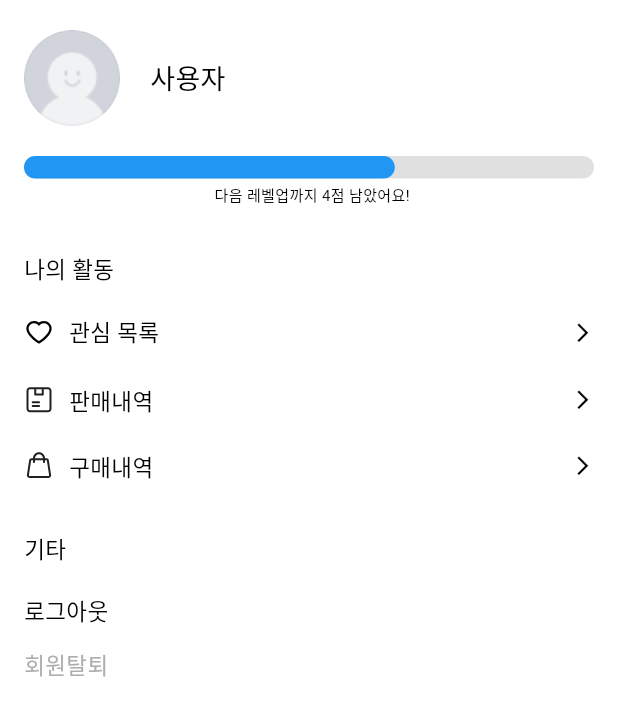
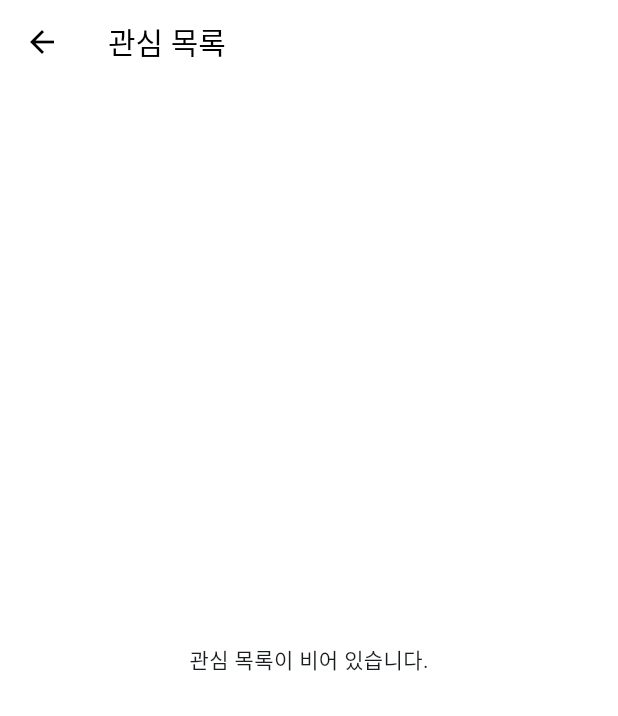
Before and after one commit to gdsc-ssu/anbd-app, a Flutter app: the MyPageScreen screen opened by its route, after a tap on "관심 목록", on a phone screen of 412 x 824 dp. Shown: the top 716 px of the screen. Run offline on Flutter 3.47's test engine with Material 3 defaults, Android fonts, the phone set to English and light mode, and no system bars; our stand-ins replace dio, flutter_dotenv, flutter_secure_storage, flutter_svg, freezed_annotation, geolocator and 8 more; missing offline and left inert: flutter_google_maps_webservices, photo_manager; accounts and stored records are empty; network calls fail; Roboto replaces fonts that are missing (PretendardRegular, PretendardSemiBold).

Commit message:
[feat] 관심목록 경로 설정 및 필터링해서 렌더링

```diff
--- a/lib/constants/paths.dart
+++ b/lib/constants/paths.dart
@@ -16,4 +16,6 @@ abstract class Paths {
   static const String sharePostImageSelect = '/sharePostImageSelect';
 
   static const String mypage = '/mypage';
+
+  static const String liked = '/liked';
 }
--- a/lib/route/routes.dart
+++ b/lib/route/routes.dart
@@ -13,6 +13,7 @@ import 'package:anbd/screens/onboarding/onboarding_screen.dart';
 import 'package:anbd/screens/home/detail/detail_screen.dart';
 import 'package:anbd/screens/loading/loading_screen.dart';
 import 'package:anbd/constants/paths.dart';
+import 'package:anbd/screens/mypage/liked/liked_screen.dart';
 
 class AppRouter {
   static late GoRouter router;
@@ -71,6 +72,11 @@ class AppRouter {
           path: Paths.mypage,
           builder: (context, state) => const MyPageScreen(),
         ),
+        GoRoute(
+          path: Paths.liked,
+          builder: (context, state) => const LikedScreen(),
+        ),
+
       ],
     );
   }
--- /dev/null
+++ b/lib/screens/mypage/liked/liked_screen.dart
@@ -0,0 +1,25 @@
+import 'package:flutter/material.dart';
+import 'package:provider/provider.dart';
+import 'package:anbd/data/dto/response/share_post_response.dart';
+import 'package:anbd/widgets/product_item.dart';
+import 'package:anbd/screens/home/home_viewmodel.dart'; // HomeViewModel에서 post 리스트 사용
+
+class LikedScreen extends StatelessWidget {
+  const LikedScreen({super.key});
+
+  @override
+  Widget build(BuildContext context) {
+    final viewModel = context.watch<HomeViewModel>();
+    final likedPosts = viewModel.products.where((post) => post.isLiked).toList();
+
+    return Scaffold(
+      appBar: AppBar(title: const Text("관심 목록")),
+      body: likedPosts.isEmpty
+          ? const Center(child: Text("관심 목록이 비어 있습니다."))
+          : ListView.builder(
+        itemCount: likedPosts.length,
+        itemBuilder: (context, index) => ProductItem(product: likedPosts[index]),
+      ),
+    );
+  }
+}
--- a/lib/screens/mypage/mypage_screen.dart
+++ b/lib/screens/mypage/mypage_screen.dart
@@ -68,9 +68,9 @@ class MyPageScreen extends StatelessWidget {
             ],
           ),
           const SizedBox(height: 4),
-          Row(
+          const Row(
             mainAxisAlignment: MainAxisAlignment.center,
-            children: const [
+            children: [
               SizedBox(width: 4),
               Text("다음 레벨업까지 4점 남았어요!", style: AnbdTextStyle.Body10),
             ],
@@ -80,11 +80,13 @@ class MyPageScreen extends StatelessWidget {
           /// 나의 활동
           const Text("나의 활동", style: AnbdTextStyle.BodySB15),
           const SizedBox(height: 15),
-          _buildMenuItem("관심 목록", 'assets/svg/heart.svg'),
+          _buildMenuItem("관심 목록", 'assets/svg/heart.svg', () {
+            context.push('/liked'); // GoRouter 사용 시 경로에 맞게
+          }),
           const SizedBox(height: 15),
-          _buildMenuItem("판매내역", 'assets/svg/delivery.svg'),
+          _buildMenuItem("판매내역", 'assets/svg/delivery.svg', (){}),
           const SizedBox(height: 15),
-          _buildMenuItem("구매내역", 'assets/svg/product.svg'),
+          _buildMenuItem("구매내역", 'assets/svg/product.svg', (){}),
 
           const SizedBox(height: 30),
 
@@ -125,11 +127,11 @@ class MyPageScreen extends StatelessWidget {
     );
   }
 
-  Widget _buildMenuItem(String title, String icon) {
+  Widget _buildMenuItem(String title, String icon, VoidCallback onTap) {
     return Padding(
       padding: const EdgeInsets.symmetric(vertical: 4),
       child: GestureDetector(
-        onTap: () {},
+        onTap: onTap,
         child: Row(
           children: [
             SvgPicture.asset(icon, width: 20, height: 20),
```
